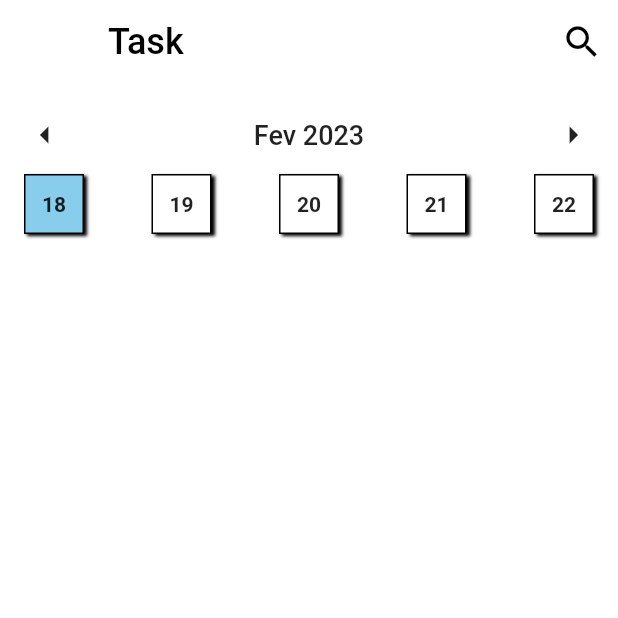
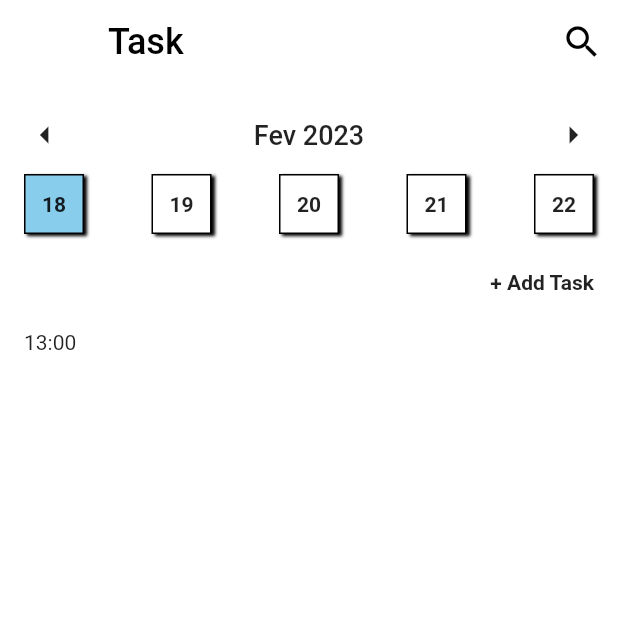
Before and after one commit to tiagoeborsanyi/study_app, a Flutter app: the TaskDay screen opened directly, after a tap on "18", on a phone screen of 412 x 824 dp, the top half of it. Run offline on Flutter 3.47's test engine with Material 2 defaults, Android fonts, the phone set to English and light mode, and no system bars.

Commit message:
work on cards task days

```diff
--- a/lib/data_json/card_json.dart
+++ b/lib/data_json/card_json.dart
@@ -1,5 +1,3 @@
-import 'dart:ui';
-
 import 'package:flutter/material.dart';
 
 const List cardList = [
--- a/lib/pages/task_day.dart
+++ b/lib/pages/task_day.dart
@@ -10,6 +10,8 @@ class TaskDay extends StatefulWidget {
 
 class _TaskDayState extends State<TaskDay> {
   String selectedDay = '19';
+  int selectIndexCards = 1;
+  int tamanho = cardTaskDay[1]['cards'].length;
   @override
   Widget build(BuildContext context) {
     return Scaffold(
@@ -67,6 +69,8 @@ class _TaskDayState extends State<TaskDay> {
                     onTap: () {
                       setState(() {
                         selectedDay = cardTaskDay[index]['day'];
+                        selectIndexCards = index;
+                        tamanho = cardTaskDay[index]['cards'].length;
                       });
                     },
                     child: Container(
@@ -100,6 +104,34 @@ class _TaskDayState extends State<TaskDay> {
                 },
               ),
             ),
+            const SizedBox(height: 24),
+            Row(
+              mainAxisAlignment: MainAxisAlignment.end,
+              children: const [
+                Text(
+                  '+ Add Task',
+                  style: TextStyle(
+                    fontWeight: FontWeight.w600,
+                  ),
+                ),
+              ],
+            ),
+            const SizedBox(height: 24),
+            Expanded(
+              child: SingleChildScrollView(
+                child: Column(
+                  children: List.generate(tamanho, (index) {
+                    return Row(
+                      children: [
+                        Text(
+                          cardTaskDay[selectIndexCards]['cards'][index]['hour'],
+                        ),
+                      ],
+                    );
+                  }),
+                ),
+              ),
+            ),
           ],
         ),
       ),
```
